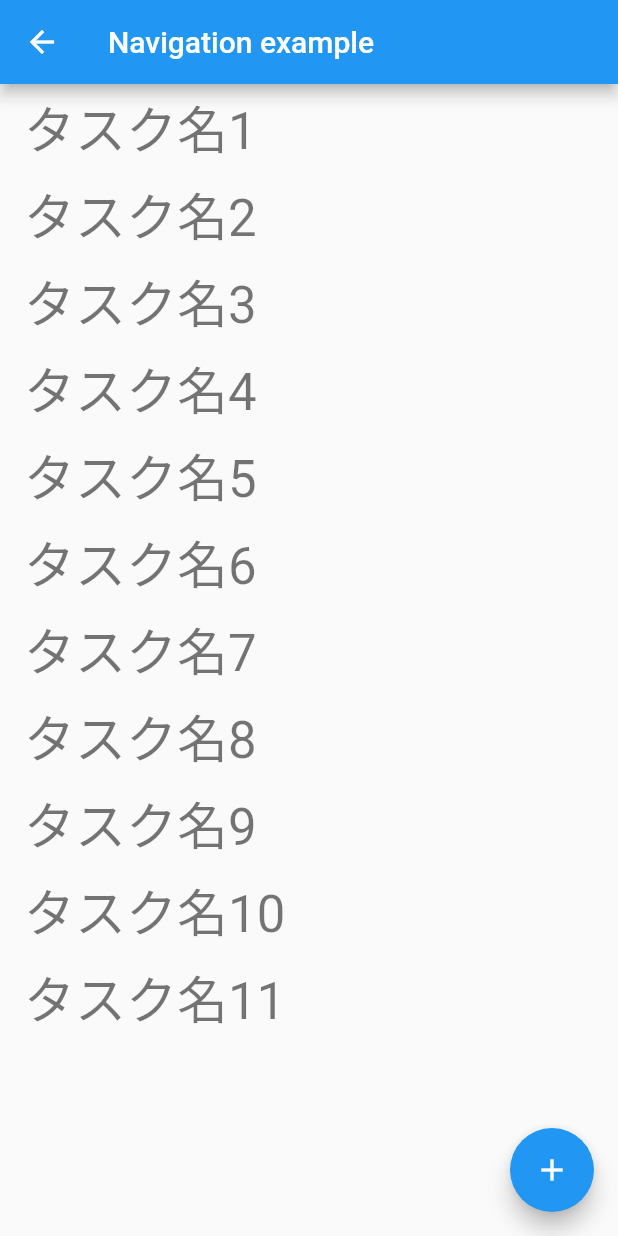
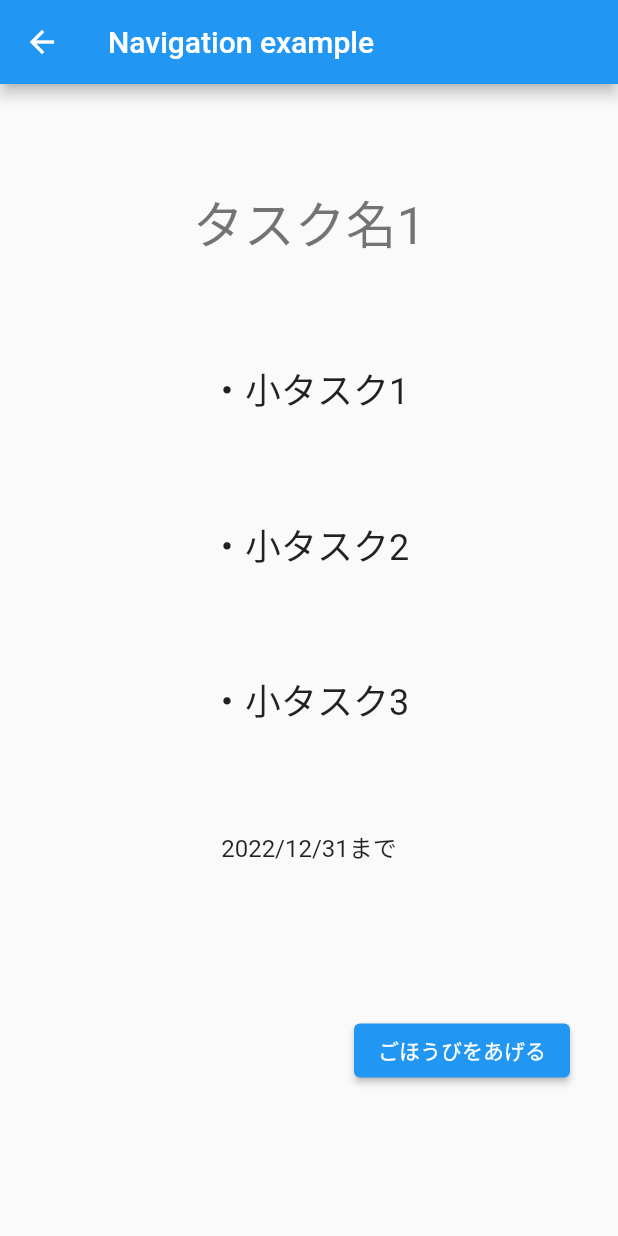
Before and after one commit to momomomo111/friend_task_share, a Flutter app: the DetailScreen screen opened directly, on a phone screen of 412 x 824 dp. Run offline on Flutter 3.47's test engine with Material 2 defaults, Android fonts, the phone set to English and light mode, and no system bars; our stand-ins replace flutter_signin_button, hooks_riverpod.

Commit message:
[add] Adding a DetailScreen
詳細画面の追加

```diff
--- a/lib/ui/detail_screen.dart
+++ b/lib/ui/detail_screen.dart
@@ -13,26 +13,26 @@ class DetailScreen extends HookConsumerWidget {
         title: const Text('Navigation example'),
       ),
       body: Center(
-        child: ListView.builder(
-          itemCount: taskNames.length,
-          itemBuilder: (context, index) {
-            return ListTile(
-              title: Text(
-                taskNames[index],
-                style: Theme.of(context).textTheme.headline4,
+        child: Column(
+          mainAxisAlignment: MainAxisAlignment.spaceEvenly,
+          children: <Widget>[
+            Text(taskNames[0], style: Theme.of(context).textTheme.headline4),
+            Text('・小タスク1', style: Theme.of(context).textTheme.headline5),
+            Text('・小タスク2', style: Theme.of(context).textTheme.headline5),
+            Text('・小タスク3', style: Theme.of(context).textTheme.headline5),
+            Text('2022/12/31まで', style: Theme.of(context).textTheme.subtitle1),
+            Padding(
+              padding: const EdgeInsets.all(32.0),
+              child: Align(
+                alignment: Alignment.bottomRight,
+                child: ElevatedButton(
+                  onPressed: () {},
+                  child: const Text('ごほうびをあげる'),
+                ),
               ),
-            );
-          },
+            ),
+          ],
         ),
-      ),
-      floatingActionButton: FloatingActionButton(
-        onPressed: () {
-          Navigator.pushNamed(
-            context,
-            '/',
-          );
-        },
-        child: const Icon(Icons.add),
       ),
     );
   }
--- a/lib/ui/home_screen.dart
+++ b/lib/ui/home_screen.dart
@@ -18,7 +18,9 @@ class HomeScreen extends HookConsumerWidget {
                   return ListTile(
                     title: Text(taskNames[index]),
                     subtitle: const Text("2022/12/31まで"),
-                    onTap: () {},
+                    onTap: () {
+                      Navigator.pushNamed(context, '/detail');
+                    },
                     trailing: ElevatedButton(
                       onPressed: () {},
                       child: const Text("ごほうびをあげる"),
```
